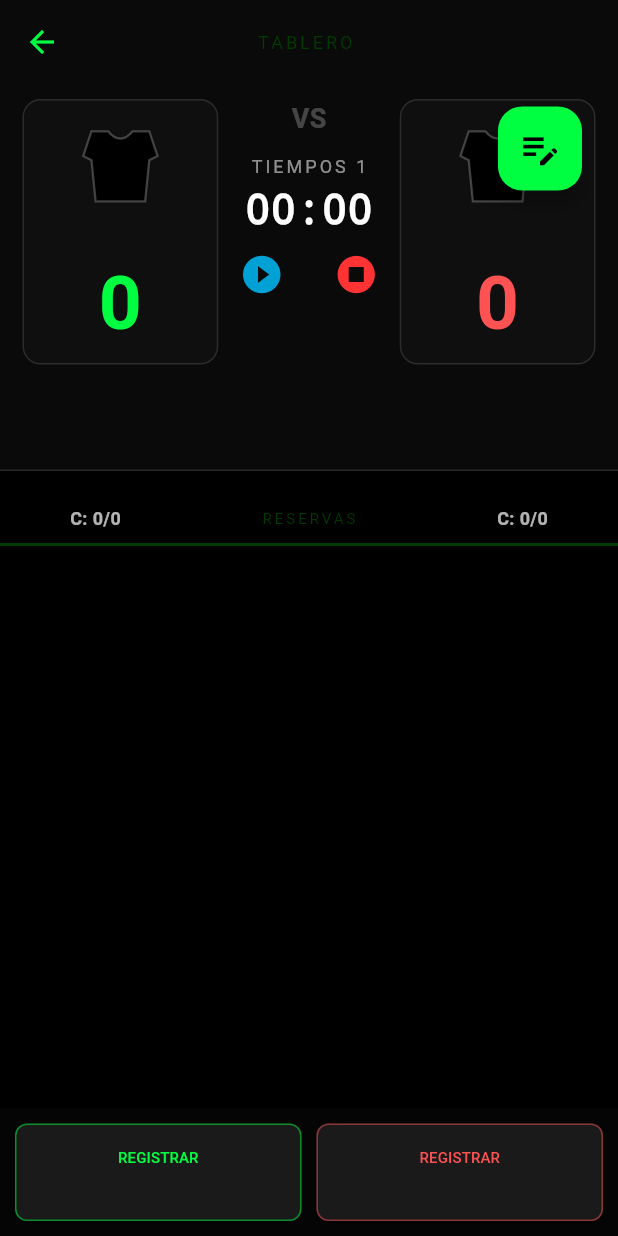
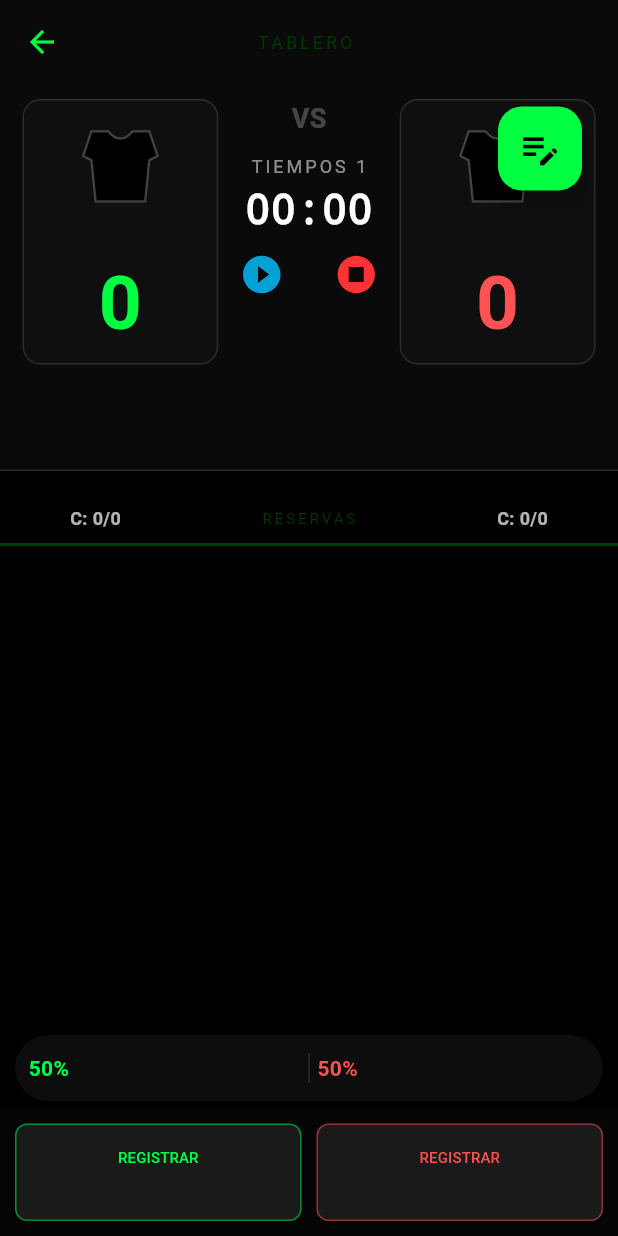
Before and after one commit to martsani72/Sports-Quantum-Stats, a Flutter app: the PantallaTableroControl screen opened directly with empty values, on a phone screen of 412 x 824 dp. Run offline on Flutter 3.47's test engine with Material 3 defaults, Android fonts, the phone set to English and light mode, and no system bars; our stand-ins replace share_plus, shared_preferences; accounts and stored records are empty; key blocks and very long unbroken strings in the code were emptied for the run.

Commit message:
cambios posesion y mas

```diff
--- a/lib/models/partido.dart
+++ b/lib/models/partido.dart
@@ -60,6 +60,11 @@ class Partido {
 
   List<String> logEventos = [];
   late List<String> ordenEventosActivos;
+
+  Map<String, int> posesionSegundos = {
+    'Local': 0,
+    'Visita': 0,
+  };
 
   Partido({
     required this.deporte, required this.local, required this.visita,
@@ -132,6 +137,7 @@ class Partido {
       'cambiosList': cambiosList,
       'logEventos': logEventos,
       'ordenEventosActivos': ordenEventosActivos,
+      'posesionSegundos': posesionSegundos,
     };
   }
 
@@ -158,6 +164,9 @@ class Partido {
     p.cambiosList = (map['cambiosList'] as Map).map((k, v) => MapEntry(k as String, (v as List).map((e) => Map<String, String>.from(e as Map)).toList()));
     p.logEventos = List<String>.from(map['logEventos']);
     p.ordenEventosActivos = List<String>.from(map['ordenEventosActivos']);
+    if (map.containsKey('posesionSegundos')) {
+      p.posesionSegundos = Map<String, int>.from(map['posesionSegundos']);
+    }
     return p;
   }
 }
--- a/lib/screens/pantalla_tablero_control.dart
+++ b/lib/screens/pantalla_tablero_control.dart
@@ -34,6 +34,7 @@ class _PantallaTableroControlState extends State<PantallaTableroControl> with Si
   double _notaX = 0;
   double _notaY = 0;
   bool _notaInicializada = false;
+  String? _equipoPosesion; // 'Local' o 'Visita'
 
   @override
   void initState() {
@@ -80,6 +81,9 @@ class _PantallaTableroControlState extends State<PantallaTableroControl> with Si
               }
             }
           }
+        }
+        if (_equipoPosesion != null) {
+          widget.partido.posesionSegundos[_equipoPosesion!] = (widget.partido.posesionSegundos[_equipoPosesion!] ?? 0) + 1;
         }
       });
       if (timer.tick % 5 == 0) _guardarEstado();
@@ -250,6 +254,9 @@ class _PantallaTableroControlState extends State<PantallaTableroControl> with Si
 
           setState(() {
             widget.partido.stats[equipoNombre]!['CambiosHechos'] = hechosC + 1;
+            if (widget.partido.stats[equipoNombre]!.containsKey('Cambio')) {
+               widget.partido.stats[equipoNombre]!['Cambio'] = (widget.partido.stats[equipoNombre]!['Cambio'] ?? 0) + 1;
+            }
             if (primeraVez && maxV > 0) {
               widget.partido.stats[equipoNombre]!['VentanasHechas'] = hechasV + 1;
             }
@@ -726,6 +733,7 @@ class _PantallaTableroControlState extends State<PantallaTableroControl> with Si
                     ),
                   ),
 
+                  _buildSelectorPosesion(),
                   Container(
                     padding: const EdgeInsets.all(10), color: const Color(0xFF050505),
                     child: Row(
@@ -831,17 +839,26 @@ class _PantallaTableroControlState extends State<PantallaTableroControl> with Si
 
   List<Widget> _generarListaEstadisticasUnificada() {
     List<Widget> filas = [];
+    final List<String> eventosRapidos = ['Corner', 'Falta', 'Remates', 'Remates al arco', 'Penal', 'Line Out', 'Scrum', 'Rebotes', 'Tapones', 'Ponche', 'Castigo'];
+
     widget.partido.stats['Local']!.forEach((evento, _) {
-      if (!evento.toLowerCase().contains('gol') && !evento.contains('Hech') && !evento.toLowerCase().contains('punto') && !evento.toLowerCase().contains('try') && !evento.toLowerCase().contains('carrera')) {
+      bool esAnotacion = evento.toLowerCase().contains('gol') || evento.toLowerCase().contains('punto') || evento.toLowerCase().contains('try') || evento.toLowerCase().contains('carrera');
+      bool esHecho = evento.contains('Hech');
 
+      if (!esAnotacion && !esHecho) {
         int cantLocal = widget.partido.stats['Local']![evento] ?? 0;
         int cantVisita = widget.partido.stats['Visita']![evento] ?? 0;
+
+        bool rapido = eventosRapidos.contains(evento);
 
         filas.add(
           Padding(
             padding: const EdgeInsets.symmetric(vertical: 8.0),
             child: Row(
               mainAxisAlignment: MainAxisAlignment.spaceBetween,
+              children: [
+                // Local Side
+                Row(
                   children: [
                     SizedBox(
                       width: 45,
@@ -851,7 +868,18 @@ class _PantallaTableroControlState extends State<PantallaTableroControl> with Si
                         child: Text('$cantLocal', textAlign: TextAlign.center, style: TextStyle(color: widget.partido.localTexto, fontSize: 15, fontWeight: FontWeight.bold))
                       )
                     ),
+                    const SizedBox(width: 5),
+                    if (rapido) _buildBotonRapido('Local', evento),
+                  ],
+                ),
+
                 Expanded(child: Text(Traductor.get(evento).toUpperCase(), textAlign: TextAlign.center, style: const TextStyle(color: Colors.white70, fontSize: 11, letterSpacing: 1))),
+
+                // Visita Side
+                Row(
+                  children: [
+                    if (rapido) _buildBotonRapido('Visita', evento),
+                    const SizedBox(width: 5),
                     SizedBox(
                       width: 45,
                       child: Container(
@@ -862,10 +890,81 @@ class _PantallaTableroControlState extends State<PantallaTableroControl> with Si
                     ),
                   ],
                 ),
+              ],
+            ),
           )
         );
       }
     });
     return filas;
   }
+
+  Widget _buildBotonRapido(String equipo, String evento) {
+    return GestureDetector(
+      onTap: () {
+        setState(() {
+          widget.partido.stats[equipo]![evento] = (widget.partido.stats[equipo]![evento] ?? 0) + 1;
+          String tiempoActual = _formatearTiempo();
+          String nombreReal = equipo == 'Local' ? widget.partido.local : widget.partido.visita;
+          widget.partido.logEventos.add('MIN $tiempoActual | ${nombreReal.toUpperCase()}: $evento (EQUIPO)');
+        });
+        _guardarEstado();
+        HapticFeedback.lightImpact();
+      },
+      child: Container(
+        padding: const EdgeInsets.all(4),
+        decoration: BoxDecoration(color: kVerdeOscuro.withOpacity(0.3), shape: BoxShape.circle, border: Border.all(color: kVerdeNeon.withOpacity(0.5))),
+        child: const Icon(Icons.add, color: kVerdeNeon, size: 14),
+      ),
+    );
   }
+
+  Widget _buildSelectorPosesion() {
+    int tLocal = widget.partido.posesionSegundos['Local'] ?? 0;
+    int tVisita = widget.partido.posesionSegundos['Visita'] ?? 0;
+    int total = tLocal + tVisita;
+
+    double pLocal = total == 0 ? 50 : (tLocal / total) * 100;
+    double pVisita = total == 0 ? 50 : (tVisita / total) * 100;
+
+    return Container(
+      margin: const EdgeInsets.symmetric(horizontal: 10, vertical: 5),
+      padding: const EdgeInsets.all(4),
+      decoration: BoxDecoration(color: Colors.white.withOpacity(0.05), borderRadius: BorderRadius.circular(30)),
+      child: Row(
+        children: [
+          _buildItemPosesion('Local', widget.partido.local, pLocal, widget.partido.localTexto),
+          Container(width: 1, height: 20, color: Colors.white12),
+          _buildItemPosesion('Visita', widget.partido.visita, pVisita, widget.partido.visitaTexto),
+        ],
+      ),
+    );
+  }
+
+  Widget _buildItemPosesion(String equipo, String nombre, double porcentaje, Color color) {
+    bool activo = _equipoPosesion == equipo;
+    return Expanded(
+      child: GestureDetector(
+        onTap: () => setState(() => _equipoPosesion = activo ? null : equipo),
+        child: AnimatedContainer(
+          duration: const Duration(milliseconds: 200),
+          padding: const EdgeInsets.symmetric(vertical: 8),
+          decoration: BoxDecoration(
+            color: activo ? color.withOpacity(0.2) : Colors.transparent,
+            borderRadius: BorderRadius.circular(20),
+          ),
+          child: Row(
+            mainAxisAlignment: MainAxisAlignment.center,
+            children: [
+              if (activo) Icon(Icons.timer, color: color, size: 12),
+              const SizedBox(width: 5),
+              Text('${porcentaje.toStringAsFixed(0)}%', style: TextStyle(color: color, fontWeight: FontWeight.bold, fontSize: 14)),
+              const SizedBox(width: 5),
+              Expanded(child: Text(nombre.toUpperCase(), overflow: TextOverflow.ellipsis, style: const TextStyle(color: Colors.white54, fontSize: 9, letterSpacing: 1))),
+            ],
+          ),
+        ),
+      ),
+    );
+  }
+}
```
Lines whose indentation alone changed are shown as unchanged.
